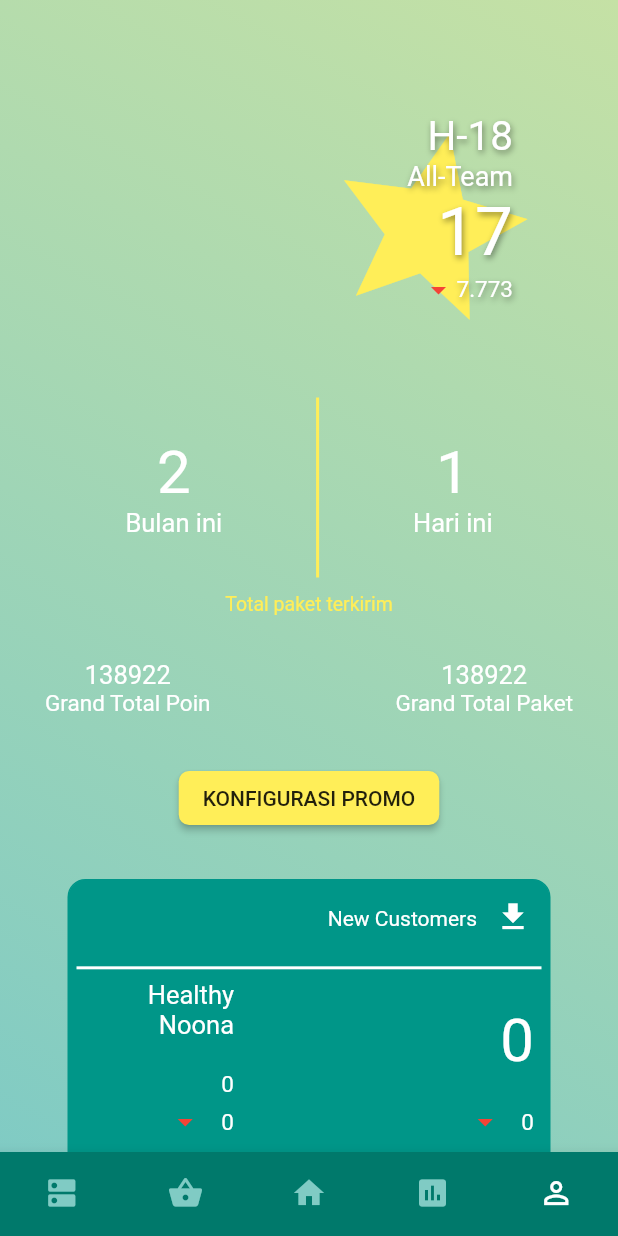
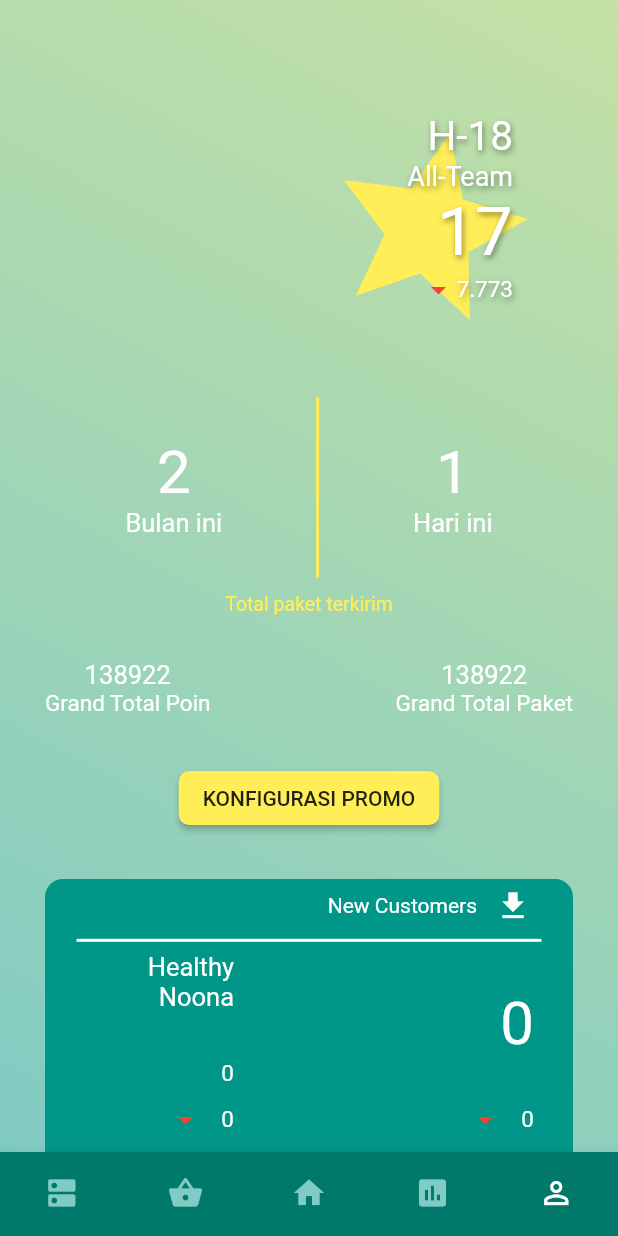
Before and after one commit to arifrachman1/syana, a Flutter app: the screen it shows after launch, item 5 of the bottom bar chosen, on a phone screen of 412 x 824 dp. Run offline on Flutter 3.47's test engine with Material 2 defaults, Android fonts, the phone set to English and light mode, and no system bars; our stand-ins replace fl_chart; missing offline and left inert: searchable_dropdown.

Commit message:
home star seller fix

```diff
--- a/lib/SyanaHomeStarSeller.dart
+++ b/lib/SyanaHomeStarSeller.dart
@@ -259,32 +259,28 @@ class _SyanaHomeStarSellerState extends State<SyanaHomeStarSeller> {
   list() {
     return Container(
       width: MediaQuery.of(context).size.width,
-      height: MediaQuery.of(context).size.height / 2.8,
+      height: MediaQuery.of(context).size.height * 0.37,
       margin: EdgeInsets.only(top: 30),
       padding: EdgeInsets.only(left: 15, right: 15),
-      child: Container(
       decoration: listBackground(),
       child: Column(
         children: <Widget>[
           Flexible(
-              flex: 2,
+            flex: 10,
             child: Container(
-                margin: EdgeInsets.only(top: 5, bottom: 2),
+              margin: EdgeInsets.only(top: 5, bottom: 3),
               child: Row(
                 mainAxisAlignment: MainAxisAlignment.end,
                 crossAxisAlignment: CrossAxisAlignment.center,
                 children: <Widget>[
-                    Padding(
-                      padding: const EdgeInsets.only(top: 2.0,),
-                      child: Text(
+                  Text(
                     'New Customers',
                     style: TextStyle(
                       color: AppTheme.text_light,
                     ),
                   ),
-                    ),
                   IconButton(
-                      padding: EdgeInsets.only(top: 0,),
+                    padding: EdgeInsets.only(top: 0),
                     icon: Icon(
                       Icons.file_download,
                       color: AppTheme.text_light,
@@ -296,14 +292,14 @@ class _SyanaHomeStarSellerState extends State<SyanaHomeStarSeller> {
             ),
           ),
           Container(
-              padding: EdgeInsets.only(left: 5, right: 5, top: 5.0),
+            padding: EdgeInsets.only(left: 5, right: 5),
             child: Divider(
               thickness: 2,
               color: AppTheme.white,
             ),
           ),
           Flexible(
-              flex: 6,
+            flex: 50,
             child: Container(
               padding: EdgeInsets.only(left: 10, right: 10),
               child: Row(
@@ -467,7 +463,7 @@ class _SyanaHomeStarSellerState extends State<SyanaHomeStarSeller> {
             ),
           ),
           Flexible(
-              flex: 4,
+            flex: 30,
             child: Container(
               margin: EdgeInsets.only(top: 10, bottom: 10),
               padding: EdgeInsets.only(left: 10),
@@ -576,7 +572,6 @@ class _SyanaHomeStarSellerState extends State<SyanaHomeStarSeller> {
           ),
         ],
       ),
-      ),
     );
   }
 
```
Lines whose indentation alone changed are shown as unchanged.
